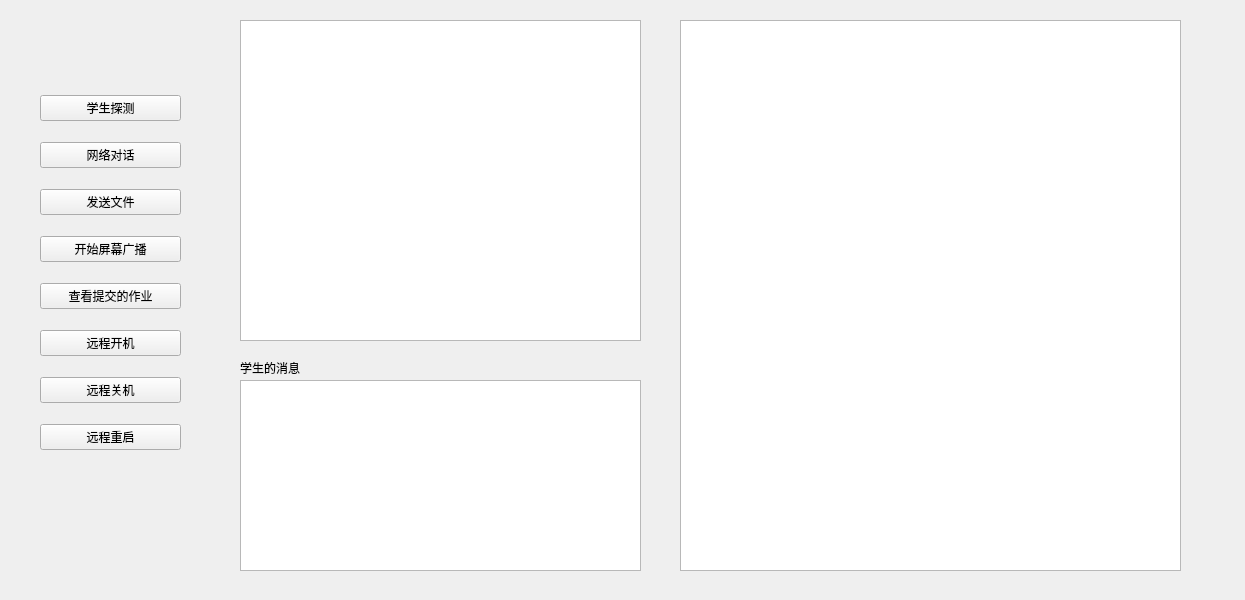
Old version of the form widget.ui in the repository hzy-gitting/DMTJX-Teacher.
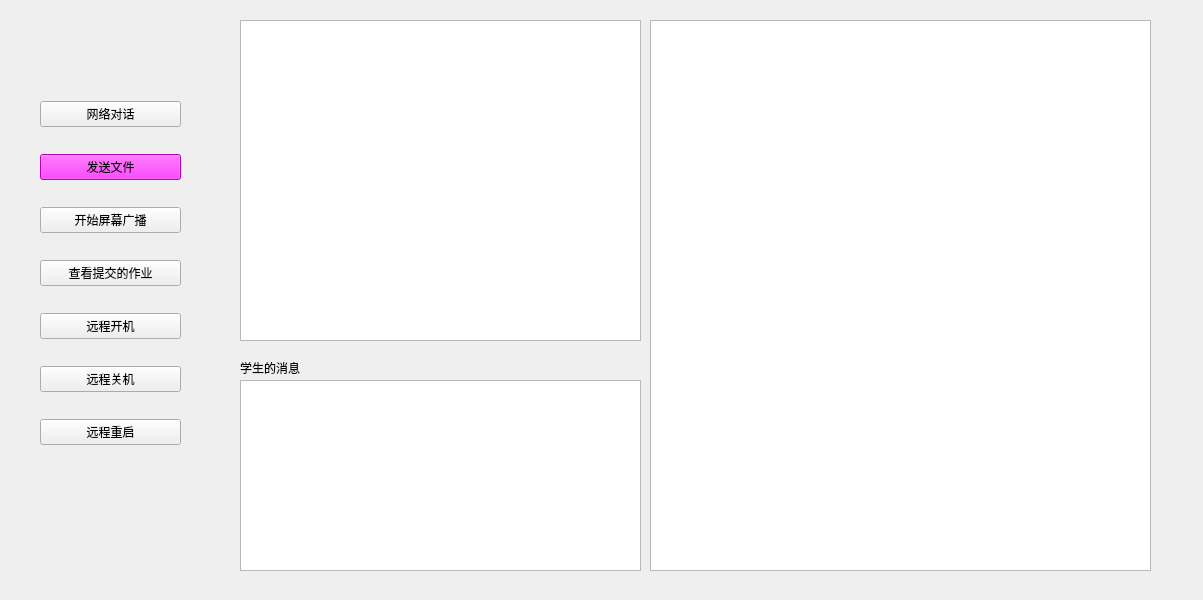
New version of the form.

```diff
--- a/widget.ui
+++ b/widget.ui
@@ -6,7 +6,7 @@
    <rect>
     <x>0</x>
     <y>0</y>
-    <width>1245</width>
+    <width>1203</width>
     <height>600</height>
    </rect>
   </property>
@@ -26,7 +26,7 @@
   <widget class="QListWidget" name="studentListWidget">
    <property name="geometry">
     <rect>
-     <x>680</x>
+     <x>650</x>
      <y>20</y>
      <width>501</width>
      <height>551</height>
@@ -52,13 +52,6 @@
     </rect>
    </property>
    <layout class="QVBoxLayout" name="verticalLayout">
-    <item>
-     <widget class="QPushButton" name="pushButton_4">
-      <property name="text">
-       <string>学生探测</string>
-      </property>
-     </widget>
-    </item>
     <item>
      <widget class="QPushButton" name="pushButton_5">
       <property name="text">
@@ -68,6 +61,15 @@
     </item>
     <item>
      <widget class="QPushButton" name="tcpSendBtn">
+      <property name="styleSheet">
+       <string notr="true">background-color: rgb(255, 0, 255);
+background-color: qconicalgradient(cx:0.5, cy:0.5, angle:0, stop:0 rgba(35, 40, 3, 255), stop:0.16 rgba(136, 106, 22, 255), stop:0.225 rgba(166, 140, 41, 255), stop:0.285 rgba(204, 181, 74, 255), stop:0.345 rgba(235, 219, 102, 255), stop:0.415 rgba(245, 236, 112, 255), stop:0.52 rgba(209, 190, 76, 255), stop:0.57 rgba(187, 156, 51, 255), stop:0.635 rgba(168, 142, 42, 255), stop:0.695 rgba(202, 174, 68, 255), stop:0.75 rgba(218, 202, 86, 255), stop:0.815 rgba(208, 187, 73, 255), stop:0.88 rgba(187, 156, 51, 255), stop:0.935 rgba(137, 108, 26, 255), stop:1 rgba(35, 40, 3, 255));
+alternate-background-color: rgb(170, 85, 0);
+selection-background-color: rgb(0, 255, 0);
+selection-color: rgb(85, 255, 255);
+font: 9pt &quot;黑体&quot;;
+border-color: rgb(255, 255, 127);</string>
+      </property>
       <property name="text">
        <string>发送文件</string>
       </property>
```
